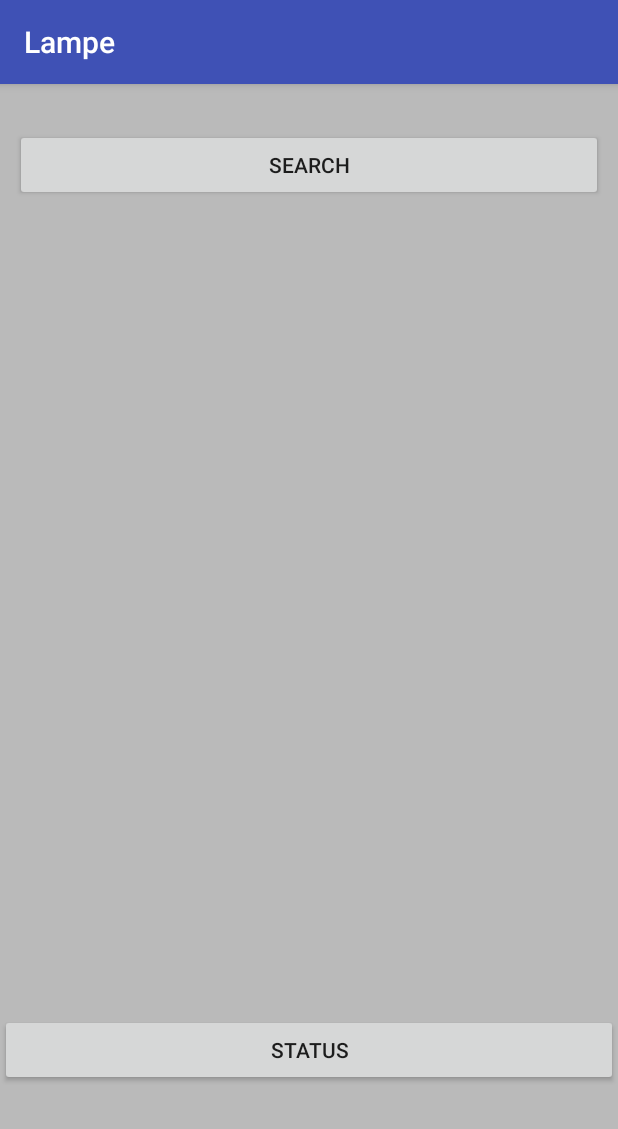
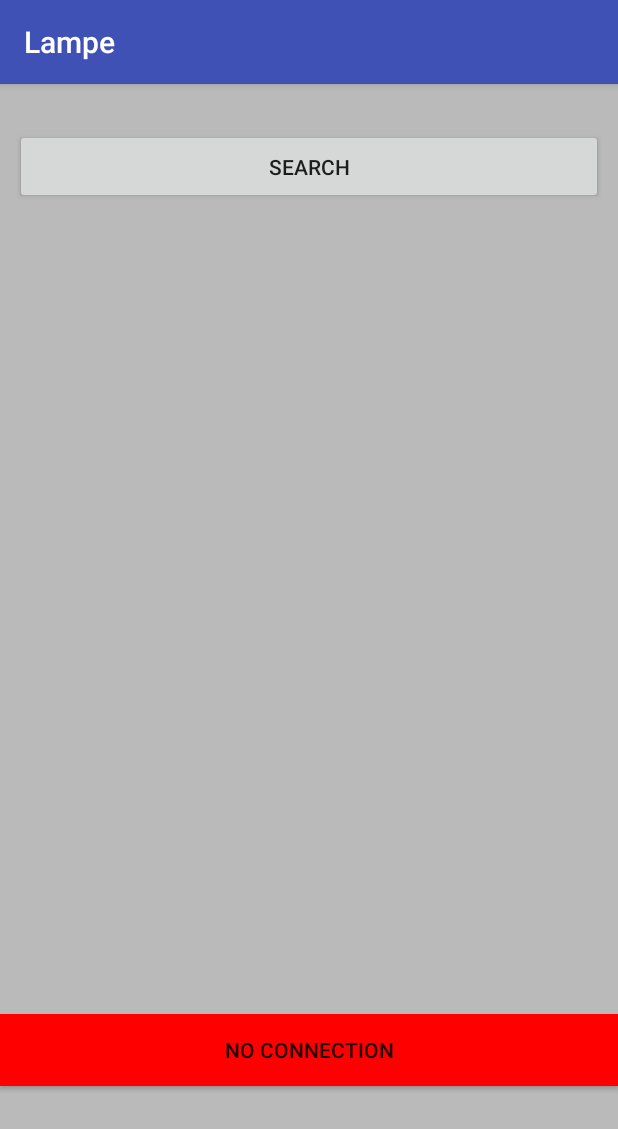
Before and after one commit to D4rkness/AndroidLampe, an Android app: the fragment Settings shown on its own in the app's theme, on a phone screen of 412 x 824 dp. Shown: the top 1129 px of the screen. Run offline under Robolectric (Android 15) with nearby library versions, the phone set to English and light mode, and no system bars.

Commit message:
Connected the Modus, Settings and Colorwheel with the Bluetoothandler and added exception

```diff
--- a/app/src/main/AndroidManifest.xml
+++ b/app/src/main/AndroidManifest.xml
@@ -1,7 +1,8 @@
 <?xml version="1.0" encoding="utf-8"?>
 <manifest xmlns:android="http://schemas.android.com/apk/res/android"
     package="com.example.olsk7422.lampe">
-
+    <uses-permission android:name="android.permission.BLUETOOTH"/>
+    <uses-permission android:name="android.permission.BLUETOOTH_ADMIN"/>
     <application
         android:allowBackup="true"
         android:icon="@mipmap/ic_launcher"
--- a/app/src/main/java/com/example/olsk7422/lampe/MainActivity.java
+++ b/app/src/main/java/com/example/olsk7422/lampe/MainActivity.java
@@ -39,6 +39,7 @@ public class MainActivity extends AppCompatActivity {
     private Modus modusFragment;
     private ColorWheel colorWheelFragment;
 
+
     @Override
     protected void onCreate(Bundle savedInstanceState) {
         super.onCreate(savedInstanceState);
@@ -60,7 +61,7 @@ public class MainActivity extends AppCompatActivity {
         settingsFragment = new Settings();
         modusFragment = new Modus();
         colorWheelFragment = new ColorWheel();
-
+        BluetoothHandler.getInstance().addObserver(settingsFragment);
 
     }
 
--- a/app/src/main/java/com/example/olsk7422/lampe/Settings.java
+++ b/app/src/main/java/com/example/olsk7422/lampe/Settings.java
@@ -1,19 +1,32 @@
 package com.example.olsk7422.lampe;
 
 
+import android.graphics.Color;
 import android.os.Bundle;
 import android.app.Fragment;
+import android.util.Log;
 import android.view.LayoutInflater;
 import android.view.View;
 import android.view.ViewGroup;
+import android.widget.AdapterView;
+import android.widget.ArrayAdapter;
+import android.widget.Button;
+import android.widget.ListView;
+import android.widget.Toast;
+
+import java.util.ArrayList;
+import java.util.List;
+import java.util.Observable;
+import java.util.Observer;
 
 
 /**
  * A simple {@link Fragment} subclass.
  */
-public class Settings extends android.support.v4.app.Fragment {
-
-
+public class Settings extends android.support.v4.app.Fragment implements Observer {
+    ListView lv;
+    View myView;
+    Button btnStatus;
     public Settings() {
         // Required empty public constructor
     }
@@ -22,8 +35,57 @@ public class Settings extends android.support.v4.app.Fragment {
     @Override
     public View onCreateView(LayoutInflater inflater, ViewGroup container,
                              Bundle savedInstanceState) {
-        // Inflate the layout for this fragment
-        return inflater.inflate(R.layout.fragment_settings, container, false);
+        myView = inflater.inflate(R.layout.fragment_settings, container, false);
+        initBtn();
+        return myView;
     }
 
+    private void initBtn(){
+        btnStatus = (Button) myView.findViewById(R.id.btnSTatus);
+        btnStatus.setBackgroundColor(Color.RED);
+        btnStatus.setText("No Connection");
+        lv = (ListView) myView.findViewById(R.id.lvSearchResult);
+        lv.setOnItemClickListener(new AdapterView.OnItemClickListener() {
+            @Override
+            public void onItemClick(AdapterView<?> parent, View view, int position, long id) {
+                try {
+                    BluetoothHandler.getInstance().connect(position);
+                } catch (BluetoothHandlerException e) {
+                    if(e.getError() == BluetoothExceptions.NO_LAMP){
+                        Toast.makeText(myView.getContext(), "Ob du Behindert bist ? Das ist keine Lampe",Toast.LENGTH_LONG).show();
+                    }
+                }
+            }
+        });
+        myView.findViewById(R.id.btnSettingsSearch).setOnClickListener(new View.OnClickListener() {
+            @Override
+            public void onClick(View v) {
+                try {
+                    // bluetoothhandler returns search results if scan was successful
+                    ArrayList scanResult = BluetoothHandler.getInstance().scan();
+                    ArrayAdapter adapter = new ArrayAdapter(myView.getContext(),android.R.layout.simple_list_item_1,scanResult);
+                    lv.setAdapter(adapter);
+                } catch (BluetoothHandlerException e) {
+                    if(e.getError() == BluetoothExceptions.BLUETOOTH_OFF){
+                        Toast.makeText(myView.getContext(), "Boi turn the bluetooth on",Toast.LENGTH_LONG).show();
+                    }
+
+                }
+            }
+        });
+
+
+    }
+
+    @Override
+    public void update(Observable o, Object arg) {
+        if(BluetoothHandler.getInstance().getIsConnected()){
+            btnStatus.setBackgroundColor(Color.GREEN);
+            btnStatus.setText("Connected");
+        }else{
+            btnStatus.setBackgroundColor(Color.RED);
+            btnStatus.setText("No Connection");
+        }
+
+    }
 }
--- a/app/src/main/res/layout/fragment_settings.xml
+++ b/app/src/main/res/layout/fragment_settings.xml
@@ -6,22 +6,23 @@
     tools:context="com.example.olsk7422.lampe.Settings">
 
     <LinearLayout
+        android:layout_width="match_parent"
+        android:layout_height="350dp"
         android:layout_marginTop="@dimen/margintop"
-        android:layout_width="match_parent"
-        android:layout_height="wrap_content"
         android:orientation="vertical"
         android:paddingLeft="@dimen/paddingsites"
         android:paddingRight="@dimen/paddingsites">
 
 
         <Button
-            android:text="Search"
+            android:id="@+id/btnSettingsSearch"
             android:layout_width="match_parent"
-            android:layout_height="wrap_content"
-            android:id="@+id/btnSettingsSearch"
-            android:layout_weight="1" />
+            android:layout_height="100dp"
+            android:layout_weight="1"
+            android:text="Search" />
 
         <ListView
+            android:id="@+id/lvSearchResult"
             android:layout_width="match_parent"
             android:layout_height="match_parent"
             android:layout_weight="1" />
```
Also changed, not shown: app/src/main/java/com/example/olsk7422/lampe/BluetoothExceptions.java (added, +9 -0 lines), app/src/main/java/com/example/olsk7422/lampe/BluetoothHandler.java (+101 -50 lines), app/src/main/java/com/example/olsk7422/lampe/BluetoothHandlerException.java (added, +22 -0 lines), app/src/main/java/com/example/olsk7422/lampe/ColorWheel.java (+24 -16 lines), app/src/main/java/com/example/olsk7422/lampe/Modus.java (+49 -0 lines).
